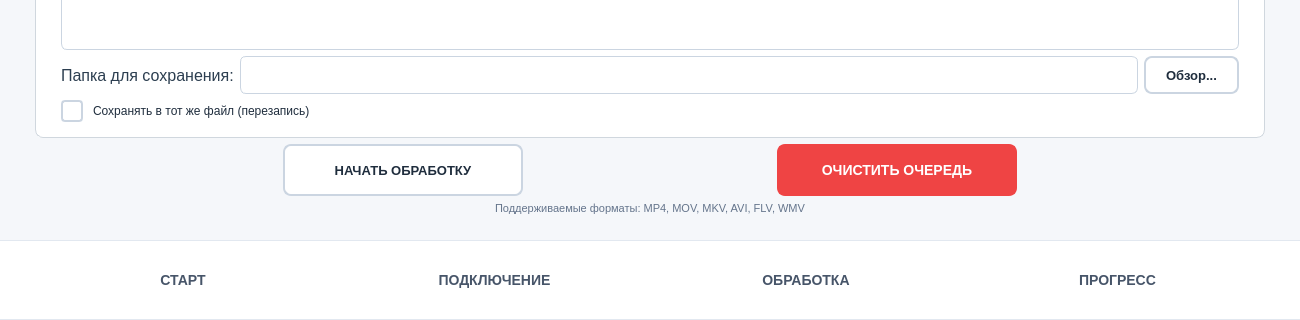
Qt form src/client/ui/ui_main.ui (yakovlevia/SpeechEQ) before a commit; both pictures show x 0 to 1300 and y 530 to 850 of the 1300 by 850 pixel window.
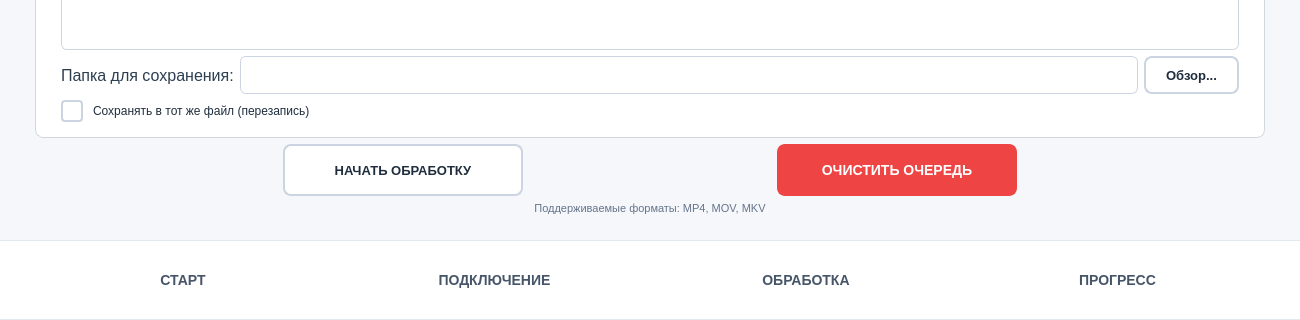
The same form after that commit. The open tabs and pages were chosen to show the change.

```diff
--- a/src/client/ui/ui_main.ui
+++ b/src/client/ui/ui_main.ui
@@ -1552,7 +1552,7 @@
         <item>
          <widget class="QLabel" name="formatsLabel">
           <property name="text">
-           <string>&lt;html&gt;&lt;head/&gt;&lt;body&gt;&lt;p align=&quot;center&quot;&gt;&lt;span style=&quot; font-size:11px; color:#64748b;&quot;&gt;Поддерживаемые форматы: MP4, MOV, MKV, AVI, FLV, WMV&lt;/span&gt;&lt;/p&gt;&lt;/body&gt;&lt;/html&gt;</string>
+           <string>&lt;html&gt;&lt;head/&gt;&lt;body&gt;&lt;p align=&quot;center&quot;&gt;&lt;span style=&quot; font-size:11px; color:#64748b;&quot;&gt;Поддерживаемые форматы: MP4, MOV, MKV&lt;/span&gt;&lt;/p&gt;&lt;/body&gt;&lt;/html&gt;</string>
           </property>
           <property name="alignment">
            <set>Qt::AlignCenter</set>
```
Left out of the diff: 12 changed lines with no effect on the pictures.
